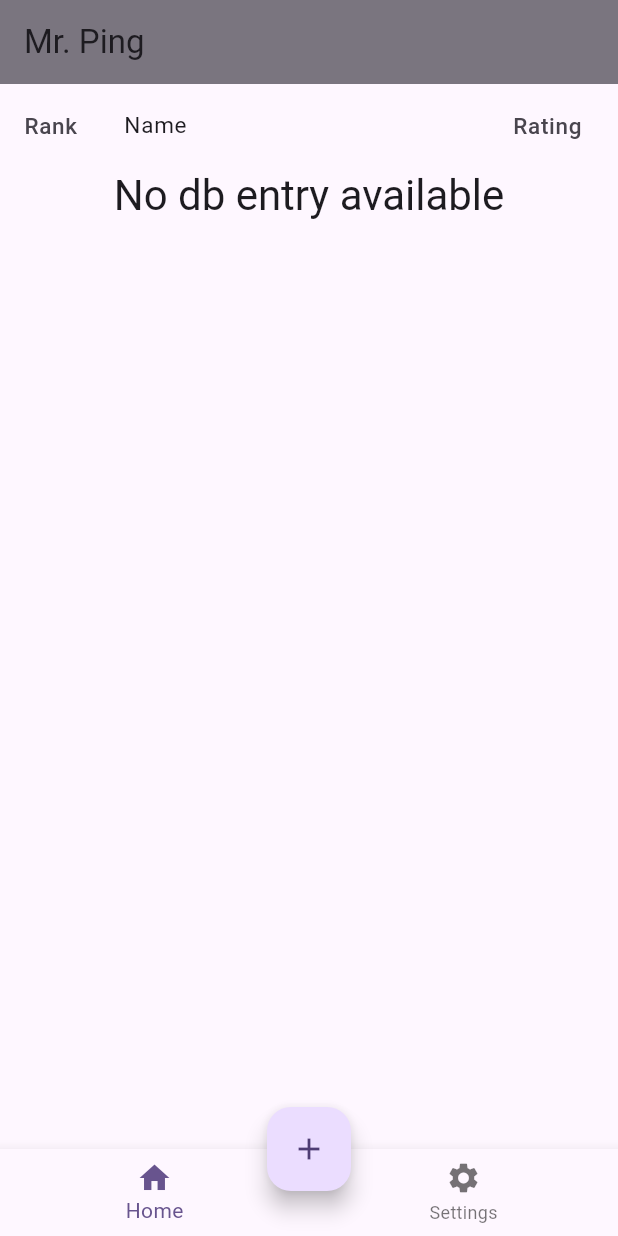
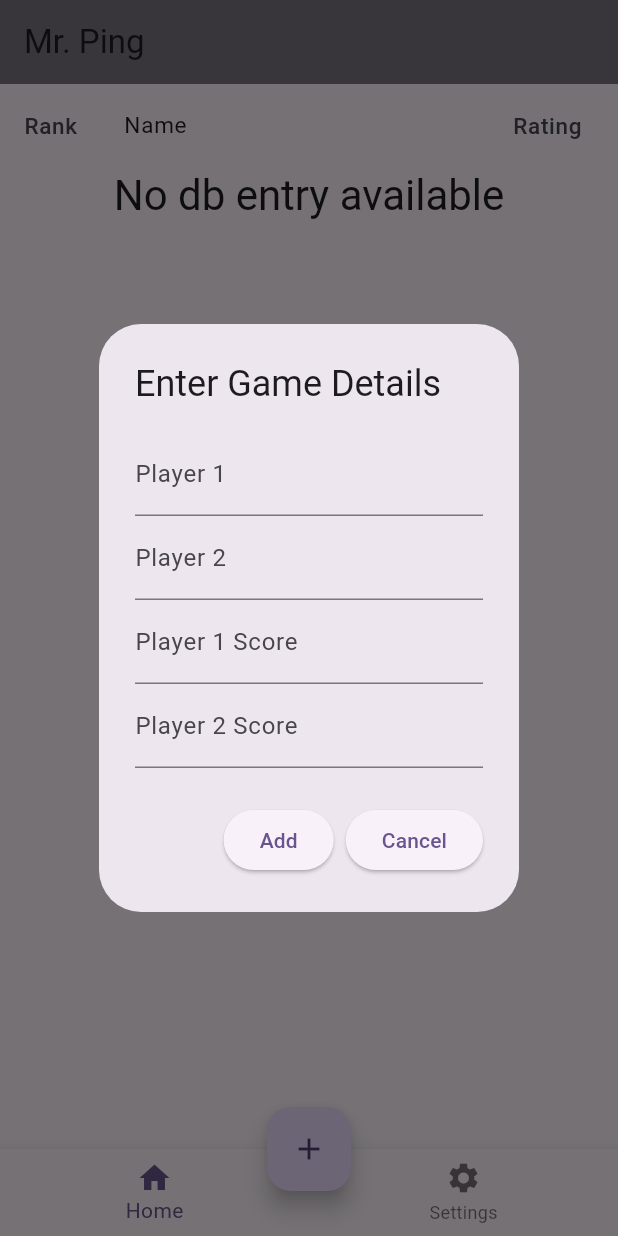
Before and after one commit to zdpel/mrping, a Flutter app: the screen it shows after launch, after a tap on the "add" icon, on a phone screen of 412 x 824 dp. Run offline on Flutter 3.47's test engine with Material 3 defaults, Android fonts, the phone set to English and light mode, and no system bars; our stand-ins replace sqflite; accounts and stored records are empty.

Commit message:
made UI for Add Game modal

```diff
--- a/lib/main.dart
+++ b/lib/main.dart
@@ -1,6 +1,7 @@
 import 'package:flutter/material.dart';
 import 'package:mrping/screens/settings.dart';
 import './db/player.dart';
+import 'screens/addgame.dart';
 import 'screens/dashboard.dart';
 
 void main() {
@@ -71,7 +72,14 @@ class _MyHomePageState extends State<MyHomePage> {
         ],
       ),
       floatingActionButton: FloatingActionButton(
-        onPressed: () {},
+        onPressed: () {
+          showDialog(
+            context: context,
+            builder: (context){
+              return AddGame();
+            }
+          );
+        },
         child: const Icon(Icons.add),
       ),
       floatingActionButtonLocation:
--- /dev/null
+++ b/lib/screens/addgame.dart
@@ -0,0 +1,61 @@
+import 'package:flutter/material.dart';
+import 'package:flutter/services.dart';
+
+class AddGame extends StatelessWidget {
+  final TextEditingController _firstPlayerController = TextEditingController();
+  final TextEditingController _secondPlayerController = TextEditingController();
+  final TextEditingController _firstScoreController = TextEditingController();
+  final TextEditingController _secondScoreController = TextEditingController();
+  AddGame({super.key});
+
+  @override
+  Widget build(BuildContext context) {
+    return AlertDialog(
+      title: const Text('Enter Game Details'),
+      content: Column(
+        mainAxisSize: MainAxisSize.min,
+        children: <Widget>[
+          TextField(
+            controller: _firstPlayerController,
+            decoration: const InputDecoration(labelText: 'Player 1'),
+          ),
+          TextField(
+            controller: _secondPlayerController,
+            decoration: const InputDecoration(labelText: 'Player 2'),
+          ),
+          //DEFAULT RATING MUST BE SET. RATING OPTION ONLY GIVEN FOR TESTING. REMOVE LATER
+          TextField(
+            controller: _firstScoreController,
+            keyboardType: TextInputType.number,
+            inputFormatters: <TextInputFormatter>[
+              FilteringTextInputFormatter.digitsOnly
+            ],
+            decoration: const InputDecoration(labelText: 'Player 1 Score'),
+          ),
+          TextField(
+            controller: _secondScoreController,
+            keyboardType: TextInputType.number,
+            inputFormatters: <TextInputFormatter>[
+              FilteringTextInputFormatter.digitsOnly
+            ],
+            decoration: const InputDecoration(labelText: 'Player 2 Score'),
+          ),
+        ],
+      ),
+      actions: <Widget>[
+        ElevatedButton(
+          onPressed: () {
+            Navigator.of(context).pop();
+          },
+          child: const Text('Add'),
+        ),
+        ElevatedButton(
+          onPressed: () {
+            Navigator.of(context).pop();
+          },
+          child: const Text('Cancel'),
+        ),
+      ],
+    );
+  }
+}
```
